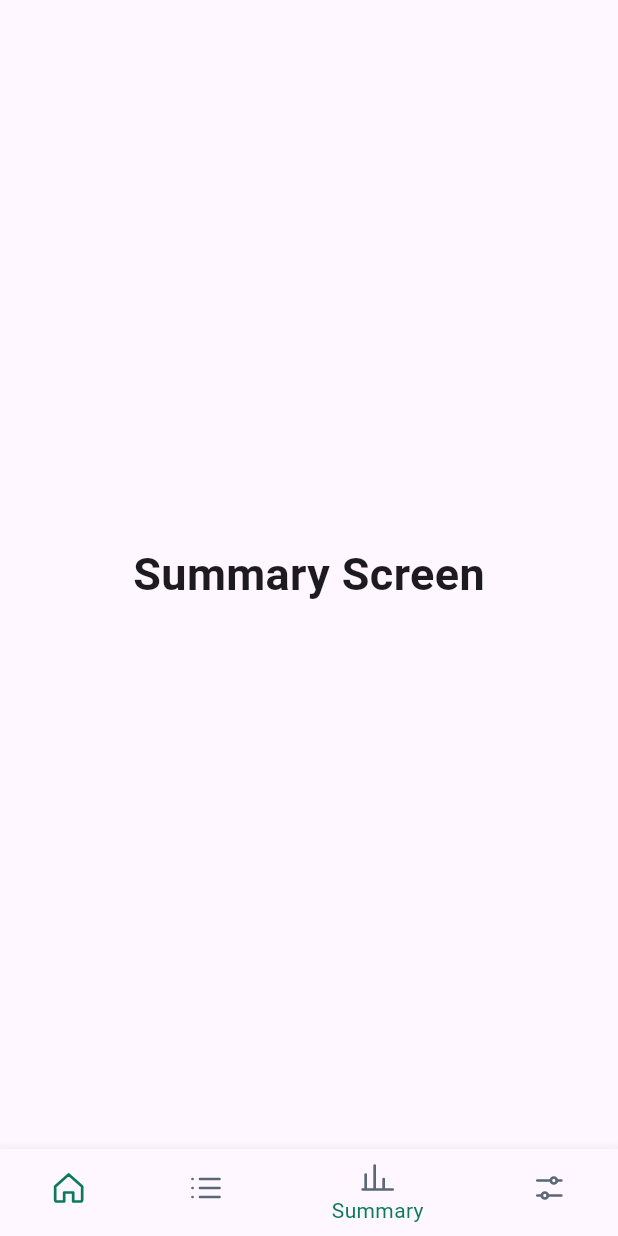
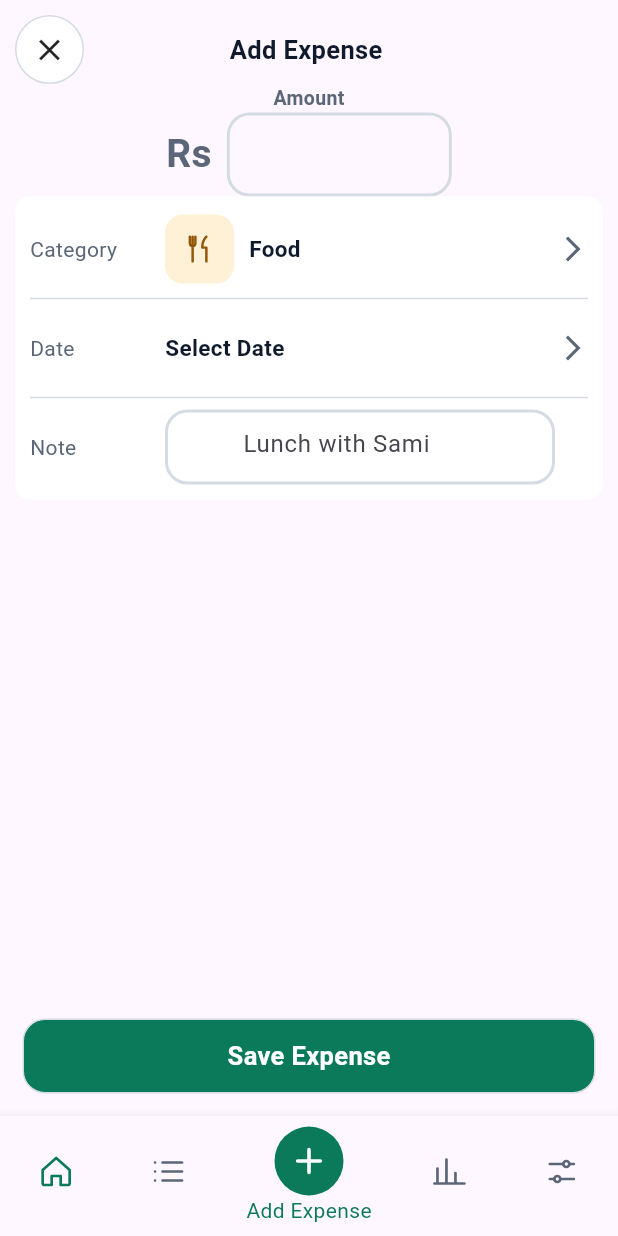
Before and after one commit to rehman-453/flutter_expense_tracker_sami, a Flutter app: the BottomHomeNavScreen screen opened directly, item 3 of the bottom bar chosen, on a phone screen of 412 x 824 dp. Run offline on Flutter 3.47's test engine with Material 3 defaults, Android fonts, the phone set to English and light mode, and no system bars; our stand-ins replace flutter_svg, google_fonts.

Commit message:
add expense screen

```diff
--- a/lib/model/expense_model.dart
+++ b/lib/model/expense_model.dart
@@ -1,3 +1,5 @@
+import 'package:flutter/material.dart';
+
 class ExpenseModel {
   final String name;
   final ExpenseCategory category;
@@ -12,4 +14,17 @@ class ExpenseModel {
   });
 }
 
-enum ExpenseCategory { food, tansport, health, shopping, bill, fun }
+// enum ExpenseCategory { food, tansport, health, shopping, bill, fun }
+class ExpenseCategory {
+  final String name;
+  final String icon;
+  final Color color;
+  final bool isSelected;
+
+  const ExpenseCategory({
+    required this.name,
+    required this.icon,
+    required this.color,
+    this.isSelected = false,
+  });
+}
--- a/lib/utils/app_asset.dart
+++ b/lib/utils/app_asset.dart
@@ -12,4 +12,9 @@ class AppAsset {
   static final String searchIcon = 'assets/icons/search_icon.svg';
   static final String leftArrowIcon = 'assets/icons/left_arrow_icon.svg';
   static final String rightArrowIcon = 'assets/icons/right_arrow_icon.svg';
+  static final String addIcon = 'assets/icons/add_icon.svg';
+  static final String crossIcon = 'assets/icons/cross_icon.svg';
+  static final String funIcon = "assets/icons/fun_icon.svg";
+  static final String educationIcon = 'assets/icons/education_icon.svg';
+  static final String otherIcon = 'assets/icons/other_icon.svg';
 }
--- a/lib/utils/app_colors.dart
+++ b/lib/utils/app_colors.dart
@@ -18,4 +18,7 @@ class AppColors {
   static final Color colorEADFFD = Color(0xffEADFFD);
   static final Color colorF4F6F8 = Color(0xffF4F6F8);
   static final Color colorEEF1F4 = Color(0xffEEF1F4);
+  static final Color colorD5F3EF = Color(0xffD5F3EF);
+  static final Color colorE4F0CF = Color(0xffE4F0CF);
+  static final Color colorE7EAEE = Color(0xffE7EAEE);
 }
--- a/lib/view/screens/main_screens/bottom_home_nav_screen.dart
+++ b/lib/view/screens/main_screens/bottom_home_nav_screen.dart
@@ -1,6 +1,7 @@
 import 'package:flutter/material.dart';
 import 'package:flutter_expense_tracker_sami/utils/app_asset.dart';
 import 'package:flutter_expense_tracker_sami/utils/app_colors.dart';
+import 'package:flutter_expense_tracker_sami/view/screens/main_screens/bottom_nav_screens/add_expenses.dart';
 import 'package:flutter_expense_tracker_sami/view/screens/main_screens/bottom_nav_screens/expense_screen.dart';
 import 'package:flutter_expense_tracker_sami/view/screens/main_screens/bottom_nav_screens/home_screen.dart';
 import 'package:flutter_expense_tracker_sami/view/screens/main_screens/bottom_nav_screens/setting_screen.dart';
@@ -26,6 +27,7 @@ class _BottomHomeNavScreenState extends State<BottomHomeNavScreen> {
   List listOfScreens = [
     HomeScreen(),
     ExpenseScreen(),
+    AddExpenses(),
     SummaryScreen(),
     SettingScreen(),
   ];
@@ -45,6 +47,23 @@ class _BottomHomeNavScreenState extends State<BottomHomeNavScreen> {
             label: 'Expense',
           ),
           BottomNavigationBarItem(
+            icon: Container(
+              padding: const EdgeInsets.all(10),
+              decoration: BoxDecoration(
+                color: AppColors.greenColor,
+                borderRadius: BorderRadius.circular(25),
+              ),
+              child: SvgPicture.asset(
+                AppAsset.addIcon,
+                colorFilter: const ColorFilter.mode(
+                  Colors.white,
+                  BlendMode.srcIn,
+                ),
+              ),
+            ),
+            label: 'Add Expense',
+          ),
+          BottomNavigationBarItem(
             icon: SvgPicture.asset(AppAsset.summaryIcon),
             label: 'Summary',
           ),
--- /dev/null
+++ b/lib/view/screens/main_screens/bottom_nav_screens/add_expenses.dart
@@ -0,0 +1,447 @@
+import 'package:flutter/material.dart';
+import 'package:flutter_expense_tracker_sami/model/expense_model.dart';
+import 'package:flutter_expense_tracker_sami/utils/app_asset.dart';
+import 'package:flutter_expense_tracker_sami/utils/app_colors.dart';
+import 'package:flutter_expense_tracker_sami/view/components/custom_button.dart';
+import 'package:flutter_expense_tracker_sami/view/components/custom_text_field.dart';
+import 'package:flutter_svg/svg.dart';
+import 'package:intl/intl.dart';
+
+class AddExpenses extends StatefulWidget {
+  const new({super.key});
+
+  @override
+  State<AddExpenses> createState() => _AddExpensesState();
+}
+
+class _AddExpensesState extends State<AddExpenses> {
+  List<ExpenseCategory> listOfCategories = <ExpenseCategory>[
+    ExpenseCategory(
+      name: "Food",
+      icon: AppAsset.foodIcon,
+      color: AppColors.colorFFF1D6,
+    ),
+    ExpenseCategory(
+      name: "Transport",
+      icon: AppAsset.transportIcon,
+      color: AppColors.colorDCEBFF,
+    ),
+    ExpenseCategory(
+      name: "Bill",
+      icon: AppAsset.billIcon,
+      color: AppColors.colorEADFFD,
+    ),
+    ExpenseCategory(
+      name: "Shopping",
+      icon: AppAsset.shoppingIcon,
+      color: AppColors.colorFCE1EE,
+    ),
+    ExpenseCategory(
+      name: "Health",
+      icon: AppAsset.healthIcon,
+      color: AppColors.colorFDE1DE,
+    ),
+    ExpenseCategory(
+      name: "Fun",
+      icon: AppAsset.funIcon,
+      color: AppColors.colorD5F3EF,
+    ),
+    ExpenseCategory(
+      name: "Education",
+      icon: AppAsset.educationIcon,
+      color: AppColors.colorE4F0CF,
+    ),
+    ExpenseCategory(
+      name: "Other",
+      icon: AppAsset.otherIcon,
+      color: AppColors.colorE7EAEE,
+    ),
+  ];
+
+  @override
+  Widget build(BuildContext context) {
+    return Scaffold(
+      bottomNavigationBar: Padding(
+        padding: const EdgeInsets.all(15),
+        child: CustomButton(
+          buttonColor: AppColors.greenColor,
+          textColor: AppColors.pureWhiteColor,
+          buttonText: "Save Expense",
+        ),
+      ),
+      body: SafeArea(
+        child: Padding(
+          padding: EdgeInsetsGeometry.symmetric(horizontal: 10, vertical: 10),
+          child: Column(
+            crossAxisAlignment: CrossAxisAlignment.center,
+            children: [
+              Row(
+                mainAxisAlignment: MainAxisAlignment.spaceBetween,
+                children: [
+                  InkWell(
+                    onTap: () {
+                      Navigator.pop(context);
+                    },
+                    child: Container(
+                      padding: EdgeInsets.all(10),
+                      decoration: BoxDecoration(
+                        color: AppColors.pureWhiteColor,
+                        shape: BoxShape.circle,
+                        border: Border.all(color: AppColors.whiteColor),
+                      ),
+                      child: Icon(Icons.close),
+                    ),
+                  ),
+                  Text(
+                    "Add Expense",
+                    style: TextStyle(
+                      fontSize: 17,
+                      color: AppColors.blackColor,
+                      fontWeight: FontWeight.bold,
+                    ),
+                  ),
+                  SizedBox(width: 50),
+                ],
+              ),
+
+              Text(
+                "Amount",
+                style: TextStyle(
+                  fontSize: 13,
+                  fontWeight: FontWeight.w600,
+                  color: AppColors.greyColor,
+                ),
+              ),
+
+              Row(
+                mainAxisAlignment: MainAxisAlignment.center,
+                spacing: 10,
+                children: [
+                  Text(
+                    "Rs",
+                    style: TextStyle(
+                      fontSize: 26,
+                      fontWeight: FontWeight.w700,
+                      color: AppColors.greyColor,
+                    ),
+                  ),
+                  SizedBox(width: 150, child: CustomTextField()),
+                ],
+              ),
+              Container(
+                padding: EdgeInsets.all(10),
+                decoration: BoxDecoration(
+                  color: AppColors.pureWhiteColor,
+                  borderRadius: BorderRadius.circular(10),
+                ),
+                child: Column(
+                  children: [
+                    SizedBox(
+                      height: 50,
+                      child: InkWell(
+                        onTap: () {
+                          showGridViewBottomSheet();
+                        },
+                        child: Row(
+                          mainAxisAlignment: MainAxisAlignment.spaceBetween,
+                          children: [
+                            Row(
+                              spacing: 20,
+                              children: [
+                                SizedBox(
+                                  width: 70,
+                                  child: Text(
+                                    "Category",
+                                    style: TextStyle(
+                                      fontSize: 14,
+                                      fontWeight: FontWeight.w400,
+                                      color: AppColors.greyColor,
+                                    ),
+                                  ),
+                                ),
+                                Row(
+                                  spacing: 10,
+                                  children: [
+                                    _iconContainer(
+                                      ExpenseCategory(
+                                        name: "Food",
+                                        icon: AppAsset.foodIcon,
+                                        color: AppColors.colorFFF1D6,
+                                      ),
+                                    ),
+                                    Text(
+                                      "Food",
+                                      style: TextStyle(
+                                        fontSize: 15,
+                                        fontWeight: FontWeight.w700,
+                                        color: AppColors.blackColor,
+                                      ),
+                                    ),
+                                  ],
+                                ),
+                              ],
+                            ),
+                            SizedBox(width: 20),
+                            Icon(
+                              Icons.arrow_forward_ios,
+                              size: 20,
+                              color: AppColors.greyColor,
+                            ),
+                          ],
+                        ),
+                      ),
+                    ),
+                    Divider(color: AppColors.whiteColor),
+                    SizedBox(
+                      height: 50,
+                      child: InkWell(
+                        onTap: () {
+                          _selectDate();
+                        },
+                        child: Row(
+                          mainAxisAlignment: MainAxisAlignment.spaceBetween,
+                          children: [
+                            Row(
+                              spacing: 20,
+                              children: [
+                                SizedBox(
+                                  width: 70,
+                                  child: Text(
+                                    "Date",
+                                    style: TextStyle(
+                                      fontSize: 14,
+                                      fontWeight: FontWeight.w400,
+                                      color: AppColors.greyColor,
+                                    ),
+                                  ),
+                                ),
+                                Text(
+                                  formattedDate,
+                                  style: TextStyle(
+                                    fontSize: 15,
+                                    fontWeight: FontWeight.w700,
+                                    color: AppColors.blackColor,
+                                  ),
+                                ),
+                              ],
+                            ),
+                            SizedBox(width: 20),
+                            Icon(
+                              Icons.arrow_forward_ios,
+                              size: 20,
+                              color: AppColors.greyColor,
+                            ),
+                          ],
+                        ),
+                      ),
+                    ),
+                    Divider(color: AppColors.whiteColor),
+                    SizedBox(
+                      height: 50,
+                      child: Row(
+                        mainAxisAlignment: MainAxisAlignment.spaceBetween,
+                        children: [
+                          Row(
+                            spacing: 20,
+                            children: [
+                              SizedBox(
+                                width: 70,
+                                child: Text(
+                                  "Note",
+                                  style: TextStyle(
+                                    fontSize: 14,
+                                    fontWeight: FontWeight.w400,
+                                    color: AppColors.greyColor,
+                                  ),
+                                ),
+                              ),
+                              SizedBox(
+                                width: 260,
+                                child: CustomTextField(
+                                  hintText: "Lunch with Sami",
+                                ),
+                              ),
+                            ],
+                          ),
+                          SizedBox(width: 20),
+                        ],
+                      ),
+                    ),
+                  ],
+                ),
+              ),
+            ],
+          ),
+        ),
+      ),
+    );
+  }
+
+  void showGridViewBottomSheet() {
+    showModalBottomSheet(
+      context: context,
+      isScrollControlled: true,
+      backgroundColor: Colors.transparent,
+      builder: (BuildContext context) {
+        return Container(
+          height: 500,
+          width: double.infinity,
+          padding: const EdgeInsets.only(
+            top: 15,
+            left: 10,
+            right: 10,
+            bottom: 15,
+          ),
+          decoration: BoxDecoration(
+            color: AppColors.pureWhiteColor,
+            borderRadius: const BorderRadius.only(
+              topLeft: Radius.circular(20),
+              topRight: Radius.circular(20),
+            ),
+          ),
+          child: Column(
+            children: [
+              Row(
+                mainAxisAlignment: MainAxisAlignment.spaceBetween,
+                children: [
+                  Text(
+                    "Choose category",
+                    style: TextStyle(
+                      fontSize: 20,
+                      fontWeight: FontWeight.bold,
+                      color: AppColors.color0F1B2D,
+                    ),
+                  ),
+                  GestureDetector(
+                    onTap: () => Navigator.pop(context),
+                    child: Container(
+                      padding: const EdgeInsets.all(10),
+                      decoration: BoxDecoration(
+                        shape: BoxShape.circle,
+                        border: Border.all(color: AppColors.whiteColor),
+                      ),
+                      child: const Icon(Icons.close),
+                    ),
+                  ),
+                ],
+              ),
+
+              const SizedBox(height: 10),
+
+              Expanded(
+                child: GridView.builder(
+                  itemCount: listOfCategories.length,
+                  gridDelegate: const SliverGridDelegateWithFixedCrossAxisCount(
+                    crossAxisCount: 3,
+                    crossAxisSpacing: 10,
+                    mainAxisSpacing: 10,
+                    childAspectRatio: 1.2,
+                  ),
+                  itemBuilder: (context, index) {
+                    return Container(
+                      decoration: BoxDecoration(
+                        color: listOfCategories[index].isSelected
+                            ? AppColors.colorD5F3EF
+                            : AppColors.pureWhiteColor,
+                        borderRadius: BorderRadius.circular(18),
+                        border: Border.all(color: AppColors.whiteColor),
+                      ),
+                      child: Stack(
+                        children: [
+                          listOfCategories[index].isSelected
+                              ? Positioned(
+                                  right: 5,
+                                  top: 10,
+                                  child: Container(
+                                    padding: EdgeInsets.all(2),
+                                    decoration: BoxDecoration(
+                                      color: AppColors.greenColor,
+                                      shape: BoxShape.circle,
+                                    ),
+                                    child: Icon(
+                                      Icons.check,
+                                      color: AppColors.pureWhiteColor,
+                                      size: 18,
+                                    ),
+                                  ),
+                                )
+                              : SizedBox(),
+                          Positioned(
+                            left: 0,
+                            right: 0,
+                            top: 0,
+                            bottom: 0,
+                            child: Column(
+                              crossAxisAlignment: CrossAxisAlignment.center,
+                              mainAxisAlignment: MainAxisAlignment.center,
+                              spacing: 7,
+                              children: [
+                                Container(
+                                  padding: EdgeInsets.all(12),
+                                  decoration: BoxDecoration(
+                                    borderRadius: BorderRadius.circular(12),
+                                    color: listOfCategories[index].color,
+                                  ),
+                                  child: SvgPicture.asset(
+                                    listOfCategories[index].icon,
+                                  ),
+                                ),
+                                Text(
+                                  listOfCategories[index].name,
+                                  style: TextStyle(
+                                    fontWeight: FontWeight.bold,
+                                    fontSize: 13,
+                                    color: AppColors.color0F1B2D,
+                                  ),
+                                ),
+                              ],
+                            ),
+                          ),
+                        ],
+                      ),
+                    );
+                  },
+                ),
+              ),
+
+              const SizedBox(height: 10),
+
+              CustomButton(
+                buttonColor: AppColors.greenColor,
+                buttonText: "Done",
+                textColor: AppColors.pureWhiteColor,
+              ),
+            ],
+          ),
+        );
+      },
+    );
+  }
+
+  Widget _iconContainer(ExpenseCategory expenseCategory) {
+    return Container(
+      padding: EdgeInsets.all(12),
+      decoration: BoxDecoration(
+        borderRadius: BorderRadius.circular(12),
+        color: expenseCategory.color,
+      ),
+      child: SvgPicture.asset(expenseCategory.icon),
+    );
+  }
+
+  String formattedDate = "Select Date";
+
+  Future<void> _selectDate() async {
+    final DateTime? pickDate = await showDatePicker(
+      context: context,
+      initialDate: DateTime(2021, 7, 25),
+      firstDate: DateTime(2021),
+      lastDate: DateTime(2030),
+    );
+
+    setState(() {
+      formattedDate = DateFormat('yyyy-MM-dd')
+          .format(pickDate ?? DateTime.now());
+    });
+  }
+}
```
Also changed, not shown: lib/view/screens/main_screens/bottom_nav_screens/expense_screen.dart (+18 -4 lines), lib/view/screens/main_screens/bottom_nav_screens/home_screen.dart (+27 -60 lines), assets/icons/add_icon.svg (added), assets/icons/cross_icon.svg (added), assets/icons/education_icon.svg (added), assets/icons/fun_icon.svg (added), assets/icons/other_icon.svg (added).
